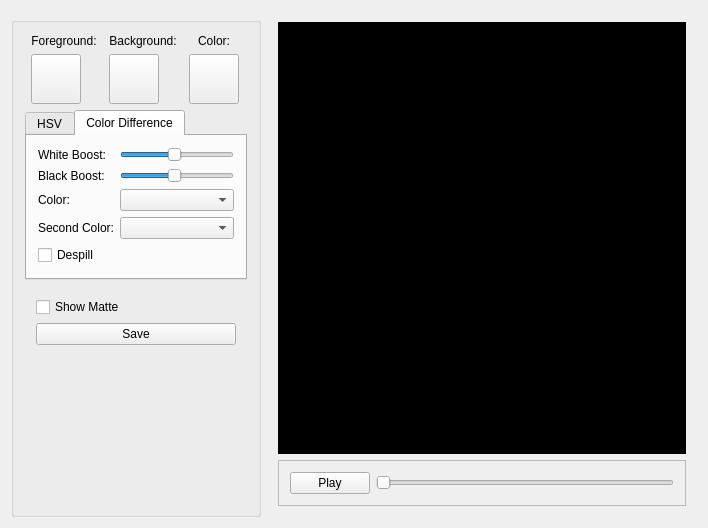
This is mainwidget.ui in k8/ChromaKey as Qt 5 draws it before an edit. The edited form follows.
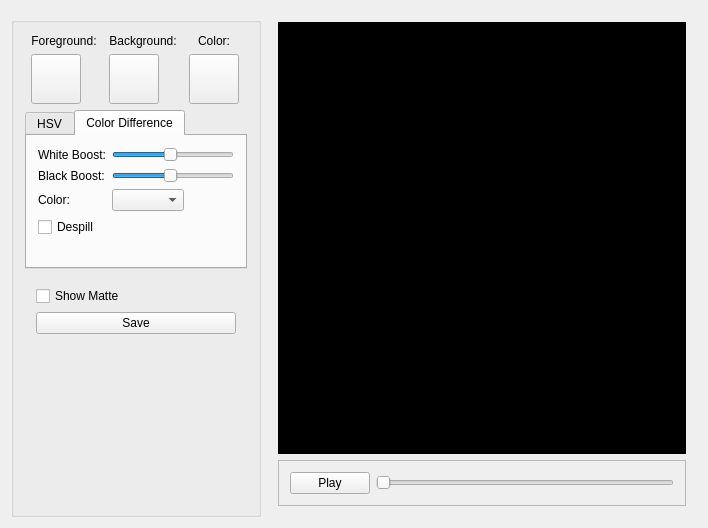
This is the edited form. Custom widgets are drawn as their Qt base class.

What changed in the file:
```diff
--- a/mainwidget.ui
+++ b/mainwidget.ui
@@ -258,6 +258,9 @@
              <string>Color Difference</string>
             </attribute>
             <layout class="QFormLayout" name="formLayout_4">
+             <property name="fieldGrowthPolicy">
+              <enum>QFormLayout::ExpandingFieldsGrow</enum>
+             </property>
              <item row="1" column="0">
               <widget class="QLabel" name="label_4">
                <property name="text">
@@ -305,20 +308,10 @@
                </property>
               </widget>
              </item>
-             <item row="5" column="1">
-              <widget class="QComboBox" name="secondColorBox"/>
-             </item>
              <item row="3" column="1">
               <widget class="QComboBox" name="mainColorBox"/>
              </item>
              <item row="5" column="0">
-              <widget class="QLabel" name="label_3">
-               <property name="text">
-                <string>Second Color:</string>
-               </property>
-              </widget>
-             </item>
-             <item row="6" column="0">
               <widget class="QCheckBox" name="despillBox">
                <property name="text">
                 <string>Despill</string>
```
